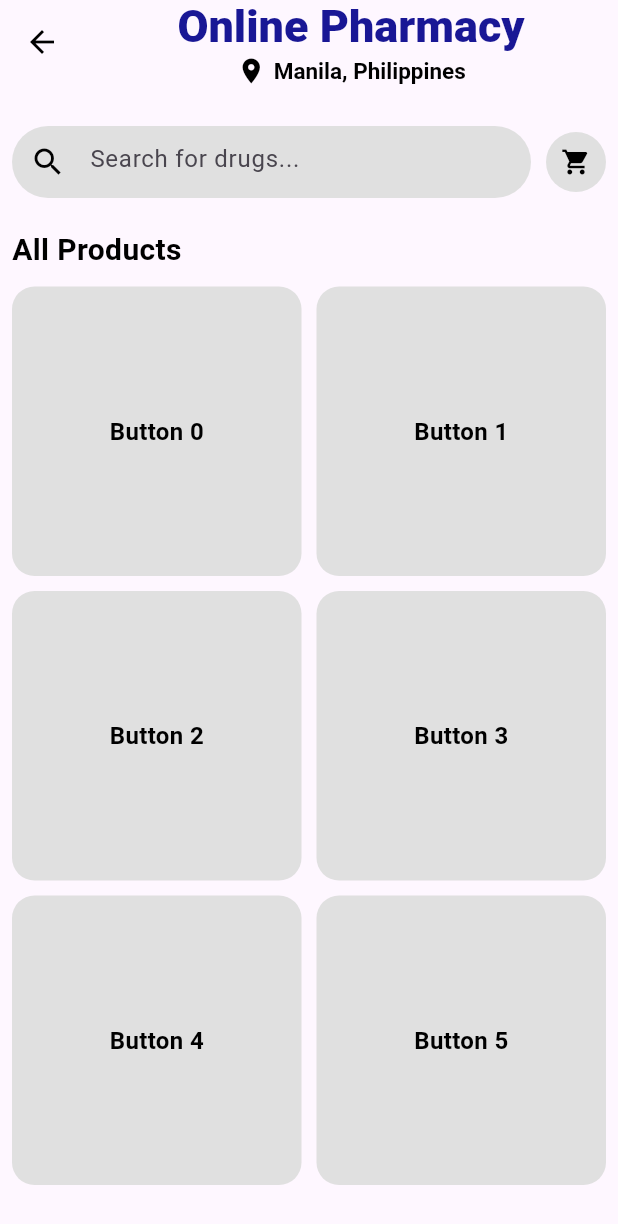
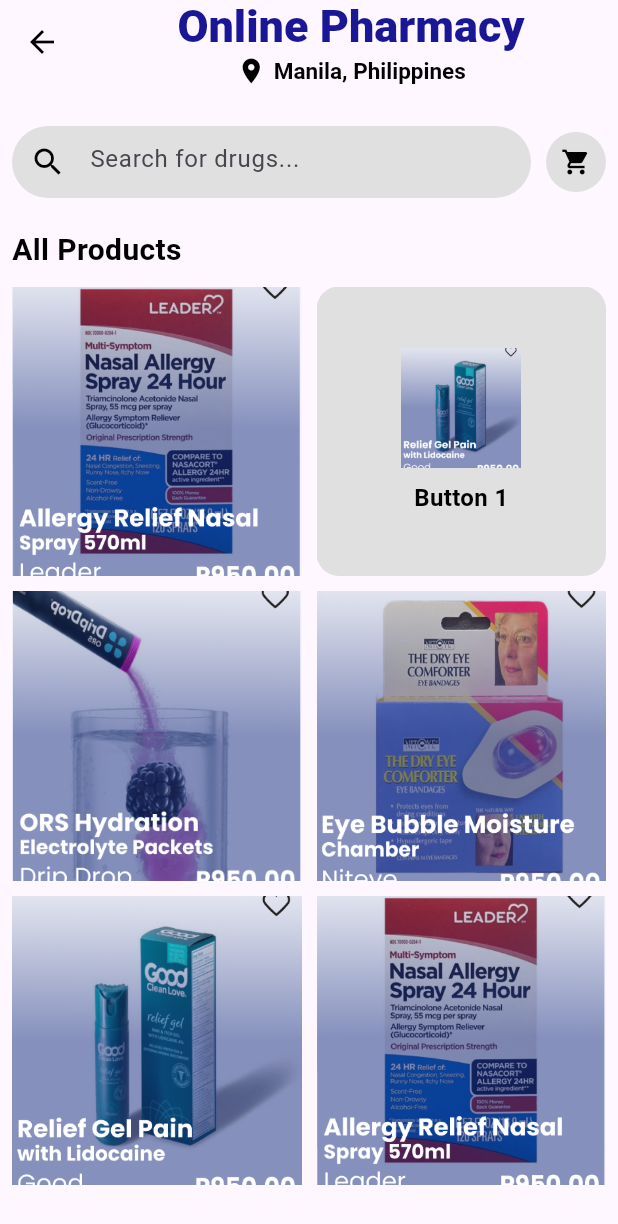
Before and after one commit to Wilmer27-ai/cc206-med_sync, a Flutter app: the PharmacyPage screen opened directly, on a phone screen of 412 x 824 dp. Shown: the top 1224 px of the screen. Run offline on Flutter 3.47's test engine with Material 3 defaults, Android fonts, the phone set to English and light mode, and no system bars; Roboto replaces fonts that are missing (Poppins).

Commit message:
pharmacy images
pharmacy images

```diff
--- a/lib/features/pharmacy.dart
+++ b/lib/features/pharmacy.dart
@@ -1,5 +1,4 @@
 import 'package:flutter/material.dart';
-import 'med_search.dart';
 
 class PharmacyPage extends StatelessWidget {
   const PharmacyPage({Key? key}) : super(key: key);
@@ -38,7 +37,7 @@ class PharmacyPage extends StatelessWidget {
                     size: 20,
                     color: Colors.black,
                   ),
-                  SizedBox(width: 5),
+                  const SizedBox(width: 5),
                   Text(
                     'Manila, Philippines',
                     style: TextStyle(
@@ -89,7 +88,7 @@ class PharmacyPage extends StatelessWidget {
                     ),
                   ),
                   const SizedBox(width: 10),
-                  // Cart icon in the right side of the search bar with border
+                  // Cart icon on the right side of the search bar with border
                   Container(
                     decoration: BoxDecoration(
                       color: Colors.grey[300],
@@ -121,7 +120,6 @@ class PharmacyPage extends StatelessWidget {
               ),
             ),
 
-
             // Grid of buttons
             GridView.builder(
               shrinkWrap: true,
@@ -132,19 +130,61 @@ class PharmacyPage extends StatelessWidget {
               ),
               itemCount: 6,
               itemBuilder: (context, index) {
-                return Container(
+                return InkWell(
+                  onTap: () {
+                    // Handle button tap
+                  },
+                  child: ClipRect(
+                    child: Container(
                       decoration: BoxDecoration(
                         color: Colors.grey[300],
                         borderRadius: BorderRadius.circular(15.0),
                       ),
-                  child: Center(
-                    child: Text(
+                      child: index == 0
+                          ? Image.asset(
+                              'lib/features/assets/ph1.png',
+                              fit: BoxFit.cover,
+                            )
+                          : index == 1
+                              ? Column(
+                                  mainAxisAlignment: MainAxisAlignment.center,
+                                  children: [
+                                    Image.asset(
+                                      'lib/features/assets/ph2.png',
+                                      width: 80,
+                                      height: 80,
+                                      fit: BoxFit.cover,
+                                    ),
+                                    const SizedBox(height: 8),
+                                    Text(
                                       'Button $index',
                                       style: const TextStyle(
                                         fontFamily: 'Poppins',
                                         fontWeight: FontWeight.w600,
                                         fontSize: 16,
                                         color: Colors.black,
+                                      ),
+                                    ),
+                                  ],
+                                )
+                              : index == 2
+                                  ? Image.asset(
+                                      'lib/features/assets/ph3.png',
+                                      fit: BoxFit.cover,
+                                    )
+                                  : index == 3
+                                      ? Image.asset(
+                                          'lib/features/assets/ph4.png',
+                                          fit: BoxFit.cover,
+                                        )
+                                      : index == 4
+                                          ? Image.asset(
+                                              'lib/features/assets/ph2.png',
+                                              fit: BoxFit.cover,
+                                            )
+                                          : Image.asset(
+                                              'lib/features/assets/ph1.png',
+                                              fit: BoxFit.cover,
                                             ),
                     ),
                   ),
--- a/pubspec.yaml
+++ b/pubspec.yaml
@@ -67,6 +67,12 @@ flutter:
     - lib/features/assets/4.png
     - lib/features/assets/5.png
     - lib/features/assets/6.png
+    - lib/features/assets/p1.png
+    - lib/features/assets/ph1.png
+    - lib/features/assets/ph2.png
+    - lib/features/assets/ph3.png
+    - lib/features/assets/ph4.png
+
 
   # An image asset can refer to one or more resolution-specific "variants", see
   # https://flutter.dev/assets-and-images/#resolution-aware
```
Also changed, not shown: lib/features/assets/ph1.png (added), lib/features/assets/ph2.png (added), lib/features/assets/ph3.png (added), lib/features/assets/ph4.png (added), pubspec.lock. Lines whose indentation alone changed are shown as unchanged.
